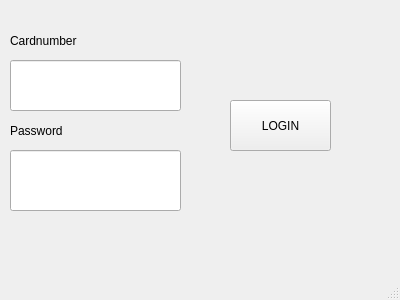
Old version of the form frontend/mainwindow.ui in the repository t1rate01/ATM_groupproject.
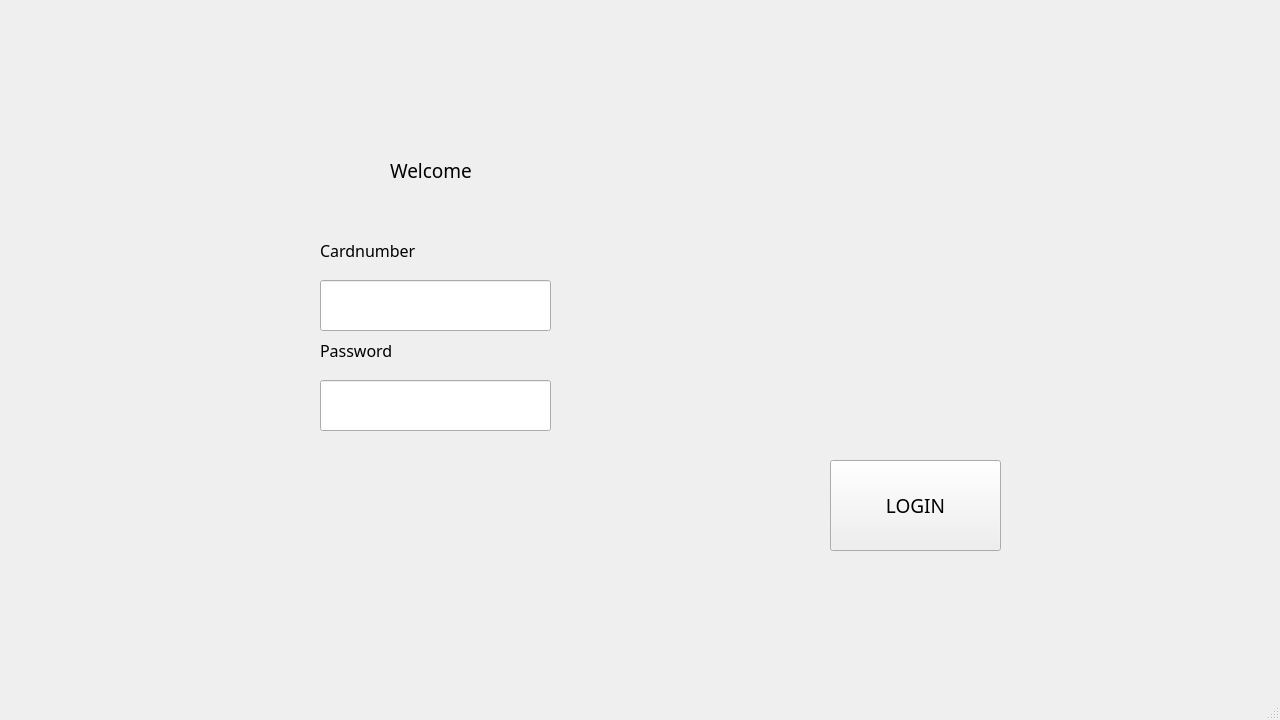
New version of the form.

What changed in the file:
```diff
--- a/frontend/mainwindow.ui
+++ b/frontend/mainwindow.ui
@@ -9,26 +9,20 @@
    <rect>
     <x>0</x>
     <y>0</y>
-    <width>400</width>
-    <height>300</height>
+    <width>1280</width>
+    <height>720</height>
    </rect>
   </property>
-  <property name="sizePolicy">
-   <sizepolicy hsizetype="Fixed" vsizetype="Fixed">
-    <horstretch>0</horstretch>
-    <verstretch>0</verstretch>
-   </sizepolicy>
-  </property>
   <property name="minimumSize">
    <size>
-    <width>400</width>
-    <height>300</height>
+    <width>1280</width>
+    <height>720</height>
    </size>
   </property>
   <property name="maximumSize">
    <size>
-    <width>400</width>
-    <height>300</height>
+    <width>1280</width>
+    <height>720</height>
    </size>
   </property>
   <property name="baseSize">
@@ -44,12 +38,18 @@
    <widget class="QLabel" name="label_cardnumber">
     <property name="geometry">
      <rect>
-      <x>10</x>
-      <y>20</y>
+      <x>320</x>
+      <y>230</y>
       <width>171</width>
       <height>41</height>
      </rect>
     </property>
+    <property name="font">
+     <font>
+      <family>Century Gothic</family>
+      <pointsize>12</pointsize>
+     </font>
+    </property>
     <property name="text">
      <string>Cardnumber</string>
     </property>
@@ -57,12 +57,18 @@
    <widget class="QLabel" name="label_password">
     <property name="geometry">
      <rect>
-      <x>10</x>
-      <y>110</y>
+      <x>320</x>
+      <y>330</y>
       <width>171</width>
       <height>41</height>
      </rect>
     </property>
+    <property name="font">
+     <font>
+      <family>Century Gothic</family>
+      <pointsize>12</pointsize>
+     </font>
+    </property>
     <property name="text">
      <string>Password</string>
     </property>
@@ -70,9 +76,9 @@
    <widget class="QLineEdit" name="lineEdit_cardnum">
     <property name="geometry">
      <rect>
-      <x>10</x>
-      <y>60</y>
-      <width>171</width>
+      <x>320</x>
+      <y>280</y>
+      <width>231</width>
       <height>51</height>
      </rect>
     </property>
@@ -80,20 +86,20 @@
    <widget class="QLineEdit" name="lineEdit_password">
     <property name="geometry">
      <rect>
-      <x>10</x>
-      <y>150</y>
-      <width>171</width>
-      <height>61</height>
+      <x>320</x>
+      <y>380</y>
+      <width>231</width>
+      <height>51</height>
      </rect>
     </property>
    </widget>
    <widget class="QPushButton" name="btn_login">
     <property name="geometry">
      <rect>
-      <x>230</x>
-      <y>100</y>
-      <width>101</width>
-      <height>51</height>
+      <x>830</x>
+      <y>460</y>
+      <width>171</width>
+      <height>91</height>
      </rect>
     </property>
     <property name="sizePolicy">
@@ -102,6 +108,13 @@
       <verstretch>0</verstretch>
      </sizepolicy>
     </property>
+    <property name="font">
+     <font>
+      <family>Century Gothic</family>
+      <pointsize>14</pointsize>
+      <bold>false</bold>
+     </font>
+    </property>
     <property name="text">
      <string>LOGIN</string>
     </property>
@@ -109,16 +122,41 @@
    <widget class="QLabel" name="label_loginresponse">
     <property name="geometry">
      <rect>
-      <x>210</x>
-      <y>170</y>
-      <width>161</width>
+      <x>580</x>
+      <y>320</y>
+      <width>421</width>
       <height>61</height>
      </rect>
     </property>
+    <property name="font">
+     <font>
+      <family>Century Gothic</family>
+      <pointsize>12</pointsize>
+     </font>
+    </property>
     <property name="text">
      <string/>
     </property>
    </widget>
+   <widget class="QLabel" name="label_greeting">
+    <property name="geometry">
+     <rect>
+      <x>390</x>
+      <y>130</y>
+      <width>471</width>
+      <height>81</height>
+     </rect>
+    </property>
+    <property name="font">
+     <font>
+      <family>Century Gothic</family>
+      <pointsize>14</pointsize>
+     </font>
+    </property>
+    <property name="text">
+     <string>Welcome</string>
+    </property>
+   </widget>
   </widget>
   <widget class="QMenuBar" name="menubar">
    <property name="geometry">
```
Left out of the diff: 2 changed lines with no effect on the pictures.
